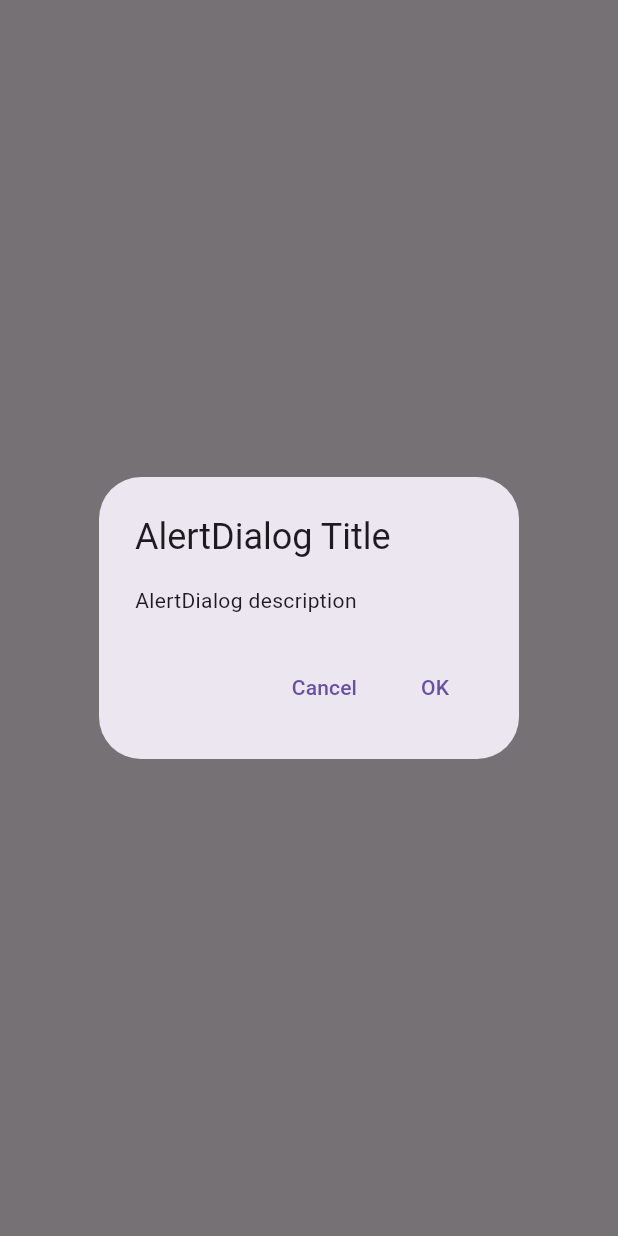
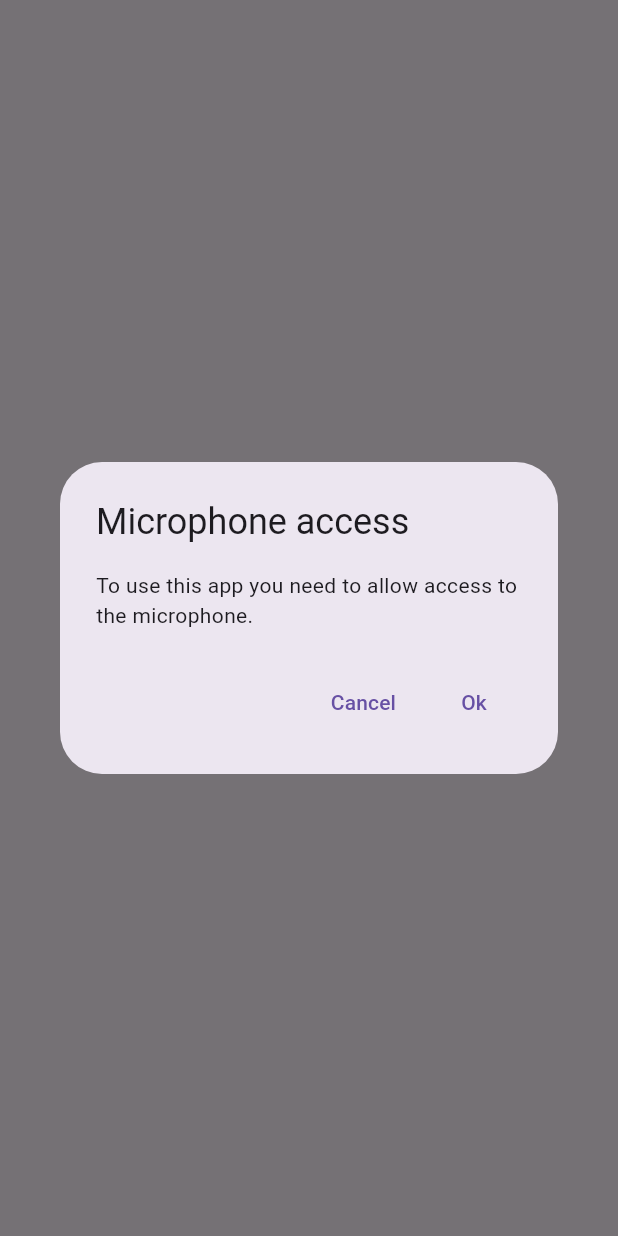
Before and after one commit to Nailik/rhasspy_mobile, a Flutter app: what showInformationDialog() shows on an empty page, opened directly, on a phone screen of 412 x 824 dp. Run offline on Flutter 3.47's test engine with Material 2 defaults, Android fonts, the phone set to English and light mode, and no system bars; our stand-ins replace dropdown_button2, get, get_storage, permission_handler; missing offline and left inert: porcupine_flutter; accounts and stored records are empty; generated files the repository leaves out were written again.

Commit message:
dialog update

```diff
--- a/lib/l10n/app_de.arb
+++ b/lib/l10n/app_de.arb
@@ -69,5 +69,10 @@
   "log": "Log",
   "httpSSL": "HTTP SSL",
   "porcupineAccessKey": "AccessKey",
-  "openPicoVoiceConsole": "open PicoVoice Console (to generate AccessKey)"
+  "openPicoVoiceConsole": "open PicoVoice Console (to generate AccessKey)",
+  "microphonePermissionDialogTitle": "Microphone access",
+  "microphonePermissionDialogMessage": "To use this app you need to allow access to the microphone.",
+  "microphonePermissionDenied": "open settings to allow microphone access",
+  "cancel": "Cancel",
+  "ok": "Ok"
 }
--- a/lib/l10n/app_en.arb
+++ b/lib/l10n/app_en.arb
@@ -69,5 +69,10 @@
   "log": "Log",
   "httpSSL": "HTTP SSL",
   "porcupineAccessKey": "AccessKey",
-  "openPicoVoiceConsole": "open PicoVoice Console (to generate AccessKey)"
+  "openPicoVoiceConsole": "open PicoVoice Console (to generate AccessKey)",
+  "microphonePermissionDialogTitle": "Microphone access",
+  "microphonePermissionDialogMessage": "To use this app you need to allow access to the microphone.",
+  "microphonePermissionDenied": "open settings to allow microphone access",
+  "cancel": "Cancel",
+  "ok": "Ok"
 }
--- a/lib/logic/microphone_permission.dart
+++ b/lib/logic/microphone_permission.dart
@@ -1,4 +1,5 @@
 import 'package:flutter/material.dart';
+import 'package:flutter_gen/gen_l10n/app_localizations.dart';
 import 'package:get/get.dart';
 import 'package:permission_handler/permission_handler.dart';
 import 'package:rhasspy_mobile/logic/services.dart';
@@ -14,25 +15,26 @@ requestMicrophonePermission(BuildContext context) async {
 }
 
 showInformationDialog(BuildContext context) async {
+  var locale = AppLocalizations.of(context)!;
   showDialog<String>(
     context: context,
     builder: (BuildContext buildContext) => AlertDialog(
-      title: const Text('AlertDialog Title'),
-      content: const Text('AlertDialog description'),
+      title: Text(locale.microphonePermissionDialogTitle),
+      content: Text(locale.microphonePermissionDialogMessage),
       actions: <Widget>[
         TextButton(
           onPressed: () {
-            Navigator.pop(buildContext, 'Cancel');
+            Navigator.pop(buildContext);
             microphonePermissionUpdated();
           },
-          child: const Text('Cancel'),
+          child: Text(locale.cancel),
         ),
         TextButton(
           onPressed: () {
-            Navigator.pop(buildContext, 'OK');
+            Navigator.pop(buildContext);
             requestSystemMicrophonePermission(context);
           },
-          child: const Text('OK'),
+          child: Text(locale.ok),
         ),
       ],
     ),
@@ -40,11 +42,12 @@ showInformationDialog(BuildContext context) async {
 }
 
 requestSystemMicrophonePermission(BuildContext context) async {
+  var locale = AppLocalizations.of(context)!;
   if (!await Permission.microphone.request().isGranted) {
     final snackBar = SnackBar(
-      content: const Text('Yay! A SnackBar!'),
+      content: Text(locale.microphonePermissionDenied),
       action: SnackBarAction(
-        label: 'Undo',
+        label: locale.ok,
         onPressed: () => openAppSettings(),
       ),
     );
--- a/lib/logic/services.dart
+++ b/lib/logic/services.dart
@@ -1,3 +1,5 @@
+import 'package:get/get.dart';
+import 'package:permission_handler/permission_handler.dart';
 import 'package:rhasspy_mobile/logic/options/wake_word_options.dart';
 import 'package:rhasspy_mobile/logic/wake_word_detection/wake_word_porcupine.dart';
 
@@ -6,6 +8,7 @@ import 'settings.dart';
 var reloading = false;
 
 final wakeWordService = WakeWordDetectionServiceLocal();
+var microphonePermissionGranted = true.obs;
 
 Future<void> startServices() async {
   if (wakeWordSetting.value == WakeWordOption.localPorcupine) {
@@ -18,9 +21,15 @@ Future<void> stopServices() async {
 }
 
 
-///check serivces that use microphone permission
 Future<void> microphonePermissionUpdated() async {
+  ///check serivces that use microphone permission
+}
 
+void resumedApp() async {
+  microphonePermissionGranted.value = await Permission.microphone.isGranted;
+  if (microphonePermissionGranted.value) {
+    microphonePermissionUpdated();
+  }
 }
 
 ///to apply settings
--- a/lib/ui/screens/main_screen.dart
+++ b/lib/ui/screens/main_screen.dart
@@ -19,9 +19,7 @@ class MainScreen extends StatefulWidget {
   State<MainScreen> createState() => _MainScreenState();
 }
 
-var microphonePermissionGranted = true.obs;
-
-class _MainScreenState extends CustomState<MainScreen> with SingleTickerProviderStateMixin {
+class _MainScreenState extends CustomState<MainScreen> with SingleTickerProviderStateMixin, WidgetsBindingObserver {
   late AnimationController _controller;
 
   @override
@@ -30,7 +28,7 @@ class _MainScreenState extends CustomState<MainScreen> with SingleTickerProvider
       duration: const Duration(milliseconds: 1000),
       vsync: this,
     );
-
+    WidgetsBinding.instance?.addObserver(this);
     setupMicrophonePermission();
     super.initState();
   }
@@ -41,8 +39,18 @@ class _MainScreenState extends CustomState<MainScreen> with SingleTickerProvider
     requestMicrophonePermission(context);
   }
 
+  // check permissions when app is resumed
+  // this is when permissions are changed in app settings outside of app
+  @override
+  void didChangeAppLifecycleState(AppLifecycleState state) {
+    if (state == AppLifecycleState.resumed) {
+      resumedApp();
+    }
+  }
+
   @override
   void dispose() {
+    WidgetsBinding.instance?.removeObserver(this);
     _controller.dispose();
     super.dispose();
   }
```
Lines whose indentation alone changed are shown as unchanged.
